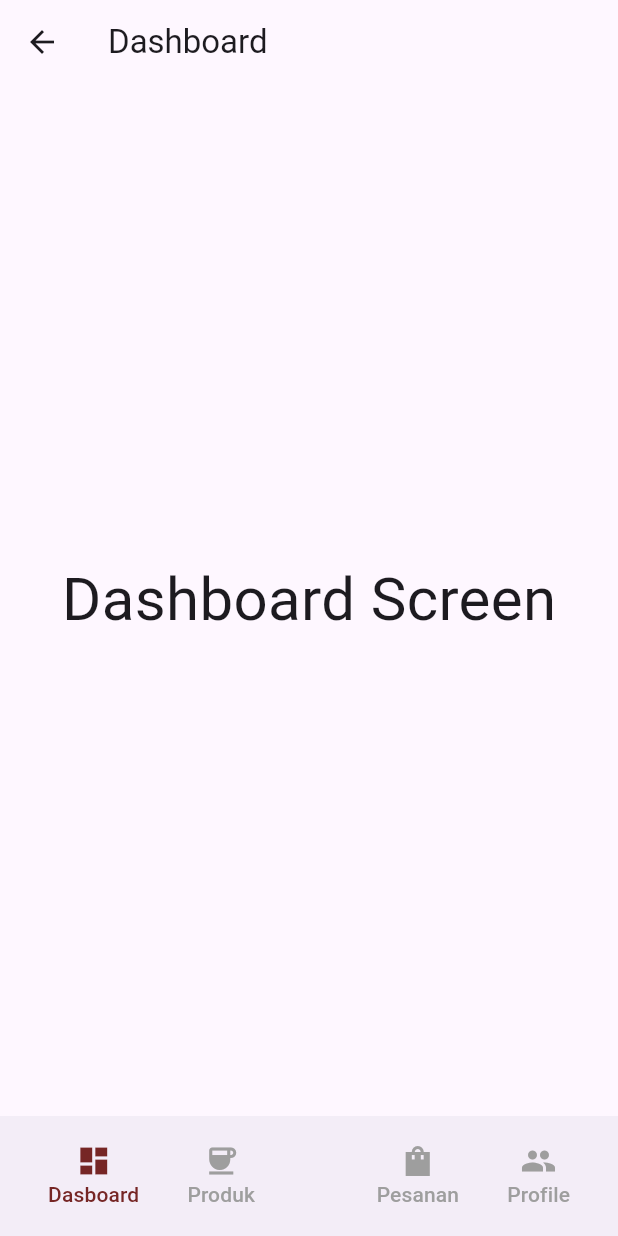
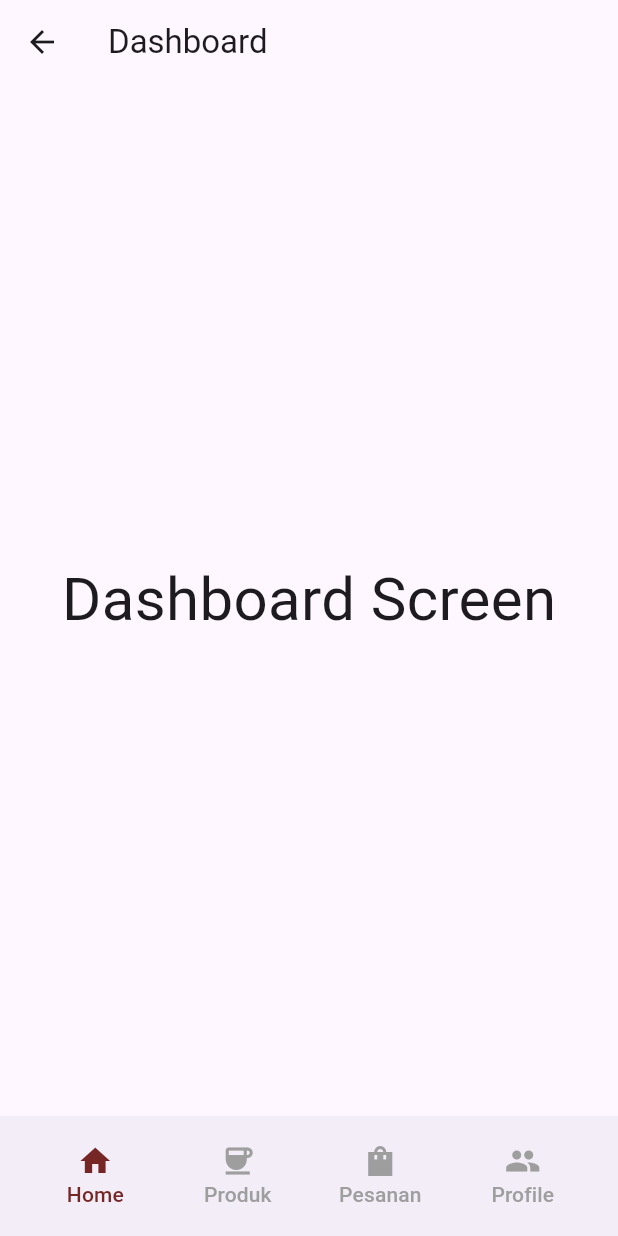
Before and after one commit to Semester4Project/kojukMobile, a Flutter app: the Home screen opened by its route, on a phone screen of 412 x 824 dp. Run offline on Flutter 3.47's test engine with Material 3 defaults, Android fonts, the light colour scheme and no system bars.

Commit message:
update navigation bar

```diff
--- a/lib/home.dart
+++ b/lib/home.dart
@@ -1,6 +1,6 @@
 import 'package:flutter/material.dart';
-import 'package:kojuk_mobile/pages/Pesanan.dart';
-import 'package:kojuk_mobile/pages/prouct.dart';
+import 'package:kojuk_mobile/pages/pesanan.dart';
+import 'package:kojuk_mobile/pages/produck.dart';
 import 'package:kojuk_mobile/pages/dashboard.dart';
 import 'package:kojuk_mobile/pages/profile.dart';
 
@@ -34,21 +34,18 @@ class _HomeState extends State<Home>{
 
       floatingActionButtonLocation: FloatingActionButtonLocation.centerDocked,
      bottomNavigationBar: BottomAppBar(
-        shape:const CircularNotchedRectangle(),
+  shape: const CircularNotchedRectangle(),
   notchMargin: 10,
   child: Container(
     height: 60,
     child: Row(
-            mainAxisAlignment: MainAxisAlignment.spaceBetween,
-            children:<Widget> [
-              Row(
-                crossAxisAlignment: CrossAxisAlignment.start,
-                children: [
-                  MaterialButton(
-                    minWidth: 40,
-                    onPressed: (){
+      mainAxisAlignment: MainAxisAlignment.spaceAround, // Menggunakan spaceAround untuk memberikan jarak yang sama di sekitar setiap ikon
+      children: <Widget>[
+        Expanded(
+          child: MaterialButton(
+            onPressed: () {
               setState(() {
-                        currentScreen=Dashboard();
+                currentScreen = Dashboard();
                 currentTab = 0;
               });
             },
@@ -56,23 +53,28 @@ class _HomeState extends State<Home>{
               mainAxisAlignment: MainAxisAlignment.center,
               children: [
                 Icon(
-                          Icons.dashboard,
-                          color: currentScreen is Dashboard ?const Color.fromRGBO(118, 38, 37, 1) : Colors.grey,
+                  Icons.home,
+                  color: currentScreen is Dashboard
+                      ? const Color.fromRGBO(118, 38, 37, 1)
+                      : Colors.grey,
                 ),
                 Text(
-                          'Dasboard',
+                  'Home',
                   style: TextStyle(
-                            color: currentTab == 0 ? const Color.fromRGBO(118, 38, 37, 1) : Colors.grey,
+                    color: currentTab == 0
+                        ? const Color.fromRGBO(118, 38, 37, 1)
+                        : Colors.grey,
                   ),
                 ),
               ],
             ),
           ),
-                  MaterialButton(
-                    minWidth: 40,
-                    onPressed: (){
+        ),
+        Expanded(
+          child: MaterialButton(
+            onPressed: () {
               setState(() {
-                        currentScreen=Produk();
+                currentScreen = Produk();
                 currentTab = 1;
               });
             },
@@ -81,28 +83,27 @@ class _HomeState extends State<Home>{
               children: [
                 Icon(
                   Icons.coffee,
-                          color: currentScreen is Produk ?const Color.fromRGBO(118, 38, 37, 1) : Colors.grey,
+                  color: currentScreen is Produk
+                      ? const Color.fromRGBO(118, 38, 37, 1)
+                      : Colors.grey,
                 ),
                 Text(
                   'Produk',
                   style: TextStyle(
-                            color: currentTab == 1 ? const Color.fromRGBO(118, 38, 37, 1) : Colors.grey,
+                    color: currentTab == 1
+                        ? const Color.fromRGBO(118, 38, 37, 1)
+                        : Colors.grey,
                   ),
                 ),
               ],
             ),
-                    )
-                ],
           ),
-              //right tab bar icons
-                Row(
-                crossAxisAlignment: CrossAxisAlignment.start,
-                children: [
-                  MaterialButton(
-                    minWidth: 40,
-                    onPressed: (){
+        ),
+        Expanded(
+          child: MaterialButton(
+            onPressed: () {
               setState(() {
-                        currentScreen=Pesanan();
+                currentScreen = Pesanan();
                 currentTab = 2;
               });
             },
@@ -111,22 +112,27 @@ class _HomeState extends State<Home>{
               children: [
                 Icon(
                   Icons.shopping_bag_sharp,
-                          color: currentScreen is Pesanan ? const Color.fromRGBO(118, 38, 37, 1) : Colors.grey,
+                  color: currentScreen is Pesanan
+                      ? const Color.fromRGBO(118, 38, 37, 1)
+                      : Colors.grey,
                 ),
                 Text(
                   'Pesanan',
                   style: TextStyle(
-                            color: currentTab == 2 ? const Color.fromRGBO(118, 38, 37, 1) : Colors.grey,
+                    color: currentTab == 2
+                        ? const Color.fromRGBO(118, 38, 37, 1)
+                        : Colors.grey,
                   ),
                 ),
               ],
             ),
           ),
-                  MaterialButton(
-                    minWidth: 40,
-                    onPressed: (){
+        ),
+        Expanded(
+          child: MaterialButton(
+            onPressed: () {
               setState(() {
-                        currentScreen=Profile();
+                currentScreen = Profile();
                 currentTab = 3;
               });
             },
@@ -135,24 +141,25 @@ class _HomeState extends State<Home>{
               children: [
                 Icon(
                   Icons.people,
-                          color: currentScreen is Profile ?const Color.fromRGBO(118, 38, 37, 1) : Colors.grey,
+                  color: currentScreen is Profile
+                      ? const Color.fromRGBO(118, 38, 37, 1)
+                      : Colors.grey,
                 ),
                 Text(
                   'Profile',
                   style: TextStyle(
-                            color: currentTab == 3 ?const Color.fromRGBO(118, 38, 37, 1) : Colors.grey,
+                    color: currentTab == 3
+                        ? const Color.fromRGBO(118, 38, 37, 1)
+                        : Colors.grey,
                       ),
                     ),
                   ],
                 ),
-                    )
-                ],
-              )
+              ),
+            ),
           ],
         ),
-
        ),
-
       ),
     );
   }
```
Also changed, not shown: lib/pages/produck.dart (renamed from lib/pages/prouct.dart). Lines whose indentation alone changed are shown as unchanged.
